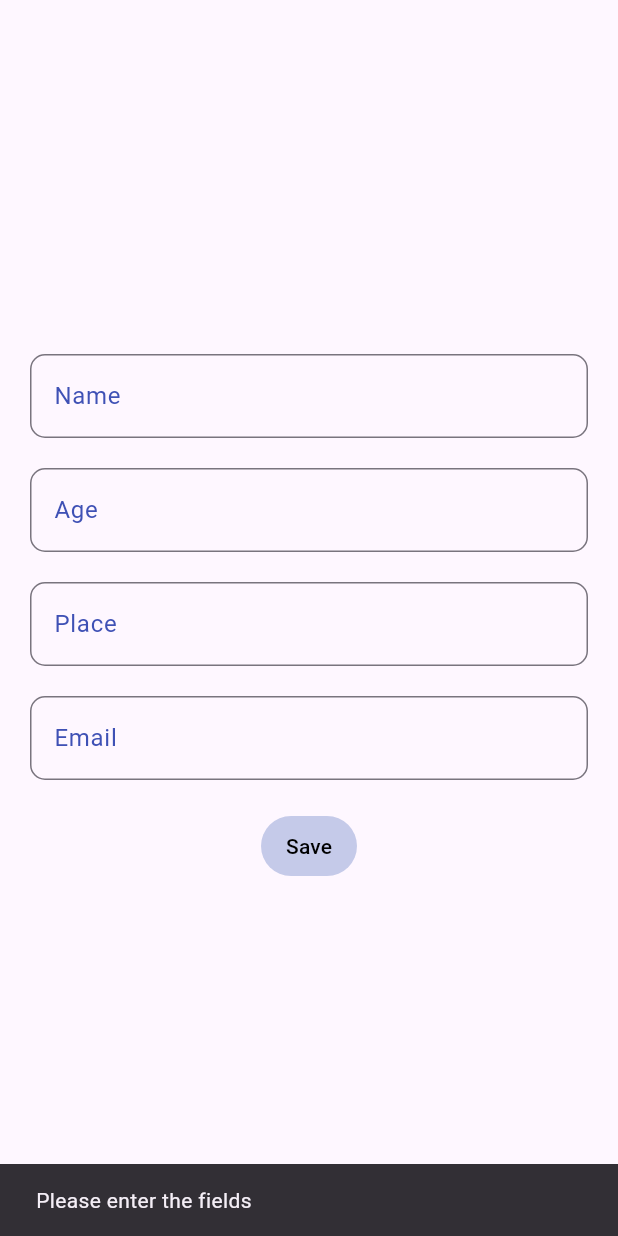
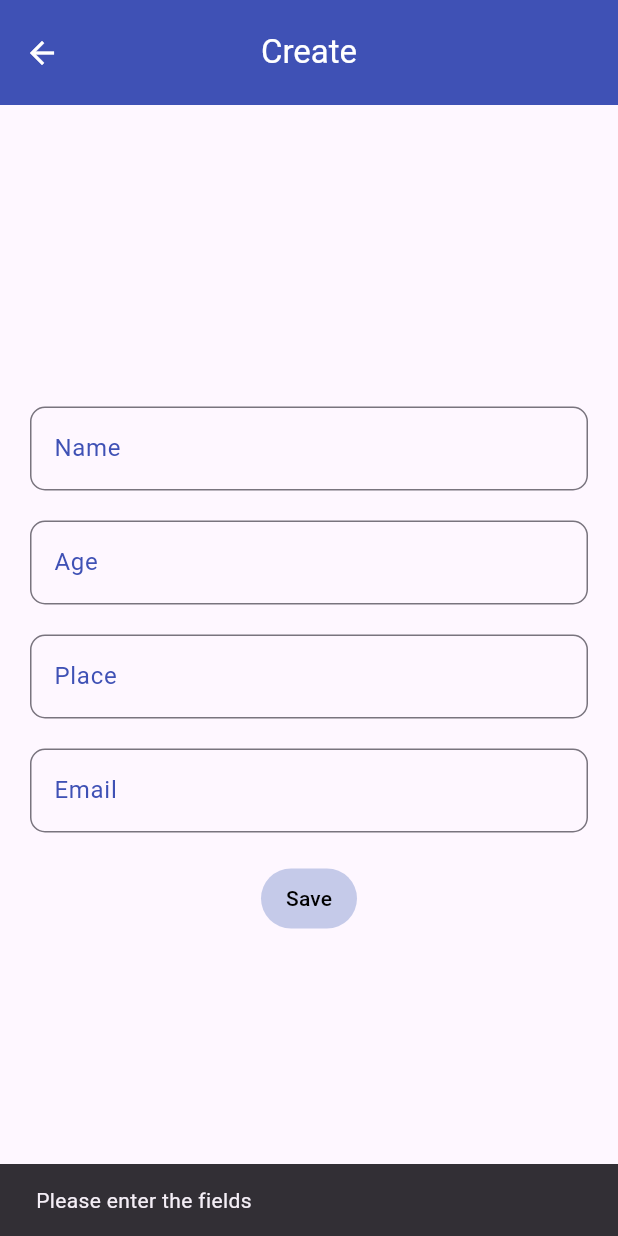
Before and after one commit to dhilshana/person_details, a Flutter app: the DetailScreen screen opened directly, after a tap on "Save", on a phone screen of 412 x 824 dp. Run offline on Flutter 3.47's test engine with Material 3 defaults, Android fonts, the phone set to English and light mode, and no system bars; our stand-ins replace sqflite; accounts and stored records are empty.

Commit message:
uses provider

```diff
--- a/lib/main.dart
+++ b/lib/main.dart
@@ -1,11 +1,15 @@
 import 'package:flutter/material.dart';
+import 'package:provider/provider.dart';
 import 'package:sqf_lite/screens/home.dart';
 import 'package:sqf_lite/services/local_database.dart';
+import 'package:sqf_lite/services/provider.dart';
 
 void main() async {
     WidgetsFlutterBinding.ensureInitialized();
 await LocalDatabase().initializeDb();
-  runApp(const MainApp());
+  runApp(ChangeNotifierProvider(
+    create: (context) => DataProvider(),
+    child: const MainApp()));
 }
 
 class MainApp extends StatelessWidget {
--- a/lib/screens/detailScreen.dart
+++ b/lib/screens/detailScreen.dart
@@ -1,5 +1,8 @@
 import 'package:flutter/material.dart';
+import 'package:provider/provider.dart';
+import 'package:sqf_lite/main.dart';
 import 'package:sqf_lite/services/local_database.dart';
+import 'package:sqf_lite/services/provider.dart';
 
 class DetailScreen extends StatelessWidget {
   String? name;
@@ -7,20 +10,33 @@ class DetailScreen extends StatelessWidget {
   String? email;
   int? age;
   bool isUpdate;
-DetailScreen({super.key,this.age,this.email,this.name,this.place,this.isUpdate=false});
-
-
-  LocalDatabase ldb = LocalDatabase();
-
+  DetailScreen(
+      {super.key,
+      this.age,
+      this.email,
+      this.name,
+      this.place,
+      this.isUpdate = false});
 
   @override
   Widget build(BuildContext context) {
-
-    TextEditingController nameController = TextEditingController(text: name ?? '');
-    TextEditingController ageController = TextEditingController(text: age != null?age.toString():'');
-  TextEditingController placeController = TextEditingController(text: place?? '');
-  TextEditingController emailController = TextEditingController(text: email??'');
-    return SafeArea(child: Scaffold(
+    TextEditingController nameController =
+        TextEditingController(text: name ?? '');
+    TextEditingController ageController =
+        TextEditingController(text: age != null ? age.toString() : '');
+    TextEditingController placeController =
+        TextEditingController(text: place ?? '');
+    TextEditingController emailController =
+        TextEditingController(text: email ?? '');
+    return SafeArea(
+        child: Scaffold(
+      appBar: AppBar(
+        title: Text(isUpdate ? "Update" : "Create"),
+        centerTitle: true,
+        backgroundColor: Colors.indigo,
+        foregroundColor: Colors.white,
+        toolbarHeight: 70,
+      ),
       body: Padding(
         padding: const EdgeInsets.symmetric(horizontal: 20.0),
         child: Column(
@@ -35,18 +51,14 @@ DetailScreen({super.key,this.age,this.email,this.name,this.place,this.isUpdate=f
                   ),
                   border: OutlineInputBorder(
                     borderRadius: BorderRadius.circular(10),
-
                   ),
                   focusedBorder: OutlineInputBorder(
                       borderRadius: BorderRadius.circular(10),
-                  borderSide: BorderSide(
-                    color: Colors.indigo,
-                    width: 2
-                  )
-                )
+                      borderSide: BorderSide(color: Colors.indigo, width: 2))),
             ),
+            SizedBox(
+              height: 20,
             ),
-            SizedBox(height: 20,),
             TextField(
               controller: ageController,
               decoration: InputDecoration(
@@ -56,18 +68,14 @@ DetailScreen({super.key,this.age,this.email,this.name,this.place,this.isUpdate=f
                   ),
                   border: OutlineInputBorder(
                     borderRadius: BorderRadius.circular(10),
-
                   ),
                   focusedBorder: OutlineInputBorder(
                       borderRadius: BorderRadius.circular(10),
-                  borderSide: BorderSide(
-                    color: Colors.indigo,
-                    width: 2
-                  )
-                )
+                      borderSide: BorderSide(color: Colors.indigo, width: 2))),
             ),
+            SizedBox(
+              height: 20,
             ),
-            SizedBox(height: 20,),
             TextField(
               controller: placeController,
               decoration: InputDecoration(
@@ -77,18 +85,14 @@ DetailScreen({super.key,this.age,this.email,this.name,this.place,this.isUpdate=f
                   ),
                   border: OutlineInputBorder(
                     borderRadius: BorderRadius.circular(10),
-
                   ),
                   focusedBorder: OutlineInputBorder(
                       borderRadius: BorderRadius.circular(10),
-                  borderSide: BorderSide(
-                    color: Colors.indigo,
-                    width: 2
-                  )
-                )
+                      borderSide: BorderSide(color: Colors.indigo, width: 2))),
             ),
+            SizedBox(
+              height: 20,
             ),
-            SizedBox(height: 20,),
             TextField(
               controller: emailController,
               decoration: InputDecoration(
@@ -98,47 +102,50 @@ DetailScreen({super.key,this.age,this.email,this.name,this.place,this.isUpdate=f
                   ),
                   border: OutlineInputBorder(
                     borderRadius: BorderRadius.circular(10),
-
                   ),
                   focusedBorder: OutlineInputBorder(
                       borderRadius: BorderRadius.circular(10),
-                  borderSide: BorderSide(
-                    color: Colors.indigo,
-                    width: 2
-                  )
-                )
+                      borderSide: BorderSide(color: Colors.indigo, width: 2))),
             ),
+            SizedBox(
+              height: 20,
             ),
-            SizedBox(height: 20,),
-            TextButton(onPressed: () async{
-              if(nameController.text.isNotEmpty&&ageController.text.isNotEmpty&&placeController.text.isNotEmpty&&emailController.text.isNotEmpty){
-                if(isUpdate){
-                ldb.updateValue( name!,
-                      age!,
-                      place!,
-                      email!,
-                      {
+            TextButton(
+              onPressed: () async {
+                if (nameController.text.isNotEmpty &&
+                    ageController.text.isNotEmpty &&
+                    placeController.text.isNotEmpty &&
+                    emailController.text.isNotEmpty) {
+                  if (isUpdate) {
+                    context.read<DataProvider>().editData({
+                      'name': name!,
+                      'age': age!,
+                      'place': place!,
+                      'email': email!,
+                      'newValues': {
                         'name': nameController.text,
                         'age': int.parse(ageController.text),
                         'place': placeController.text,
                         'email': emailController.text,
-                      },);
-              }
-              else{
-              await ldb.insertValue(name: nameController.text,place: placeController.text,email: emailController.text,age: int.parse(ageController.text));
+                      },
+                  });
+                  } else {
+                    context.read<DataProvider>().addData({
+                      'name': nameController.text,
+                      'place': placeController.text,
+                      'email': emailController.text,
+                      'age': int.parse(ageController.text)
+                    });
                   }
                   Navigator.pop(context);
+                } else {
+                  ScaffoldMessenger.of(context).showSnackBar(
+                      SnackBar(content: Text("Please enter the fields")));
                 }
-              else{
-                ScaffoldMessenger.of(context).showSnackBar(SnackBar(content: Text("Please enter the fields")));
-              }
-
-
               },
               style: ButtonStyle(
                   backgroundColor: WidgetStatePropertyAll(Colors.indigo[100]),
-              foregroundColor: WidgetStatePropertyAll(Colors.black)
-            ),
+                  foregroundColor: WidgetStatePropertyAll(Colors.black)),
               child: Text("Save"),
             )
           ],
--- a/lib/services/local_database.dart
+++ b/lib/services/local_database.dart
@@ -44,7 +44,7 @@ class LocalDatabase{
   }
 
 
-  Future<void> deleteValue(String name, int age, String place, String email) async{
+  Future<void> deleteValue({required String name,required int age,required String place,required String email}) async{
     await database?.delete(
       'person',
       where: 'name =? AND age =? AND place =? AND email =?',
@@ -52,7 +52,7 @@ class LocalDatabase{
       );
   }
 
-  Future<void> updateValue(String name,int age,String place, String email,Map<String, dynamic> newValues,) async{
+  Future<void> updateValue({required String name,required int age,required String place,required String email,required Map<String, dynamic> newValues,}) async{
     await database?.update(
       'person',
       newValues,
--- /dev/null
+++ b/lib/services/provider.dart
@@ -0,0 +1,33 @@
+import 'package:flutter/foundation.dart';
+import 'package:sqf_lite/services/local_database.dart';
+
+class DataProvider extends ChangeNotifier{
+
+  LocalDatabase ldb = LocalDatabase();
+   List<Map<String, dynamic>> listofdata = [];
+
+    Future<void> loadData() async {
+    listofdata = await ldb.retrieveValue();
+    notifyListeners();
+  }
+
+   void addData(Map<String,dynamic> value) async{
+    ldb.insertValue(name: value['name'],place: value['place'],email: value['email'],age: value['age']);
+    listofdata = await ldb.retrieveValue();
+    notifyListeners();
+
+   }
+
+   void editData(Map<String,dynamic> value,) async{
+    ldb.updateValue(name: value['name'],age: value['age'],place: value['place'],email: value['email'],newValues: value['newValues']);
+    listofdata = await ldb.retrieveValue();
+    notifyListeners();
+   }
+
+
+  void deleteData(Map<String,dynamic> value) async{
+    ldb.deleteValue(name: value['name'],age: value['age'],place: value['place'],email: value['email']);
+    listofdata = await ldb.retrieveValue();
+    notifyListeners();
+  }
+}
--- a/pubspec.yaml
+++ b/pubspec.yaml
@@ -10,6 +10,7 @@ dependencies:
   flutter:
     sdk: flutter
   path: ^1.9.0
+  provider: ^6.1.2
   sqflite: ^2.3.3+1
 
 dev_dependencies:
```
Also changed, not shown: lib/screens/home.dart (+42 -42 lines), pubspec.lock. Lines whose indentation alone changed are shown as unchanged.
